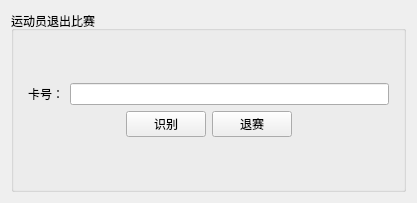
The window that CrossroadGradeManageSystem/pages/exitgames/exitgames.ui (JyamlamLaiHust/MotorcrossManagementSystem) describes before a commit, drawn with Qt 5.
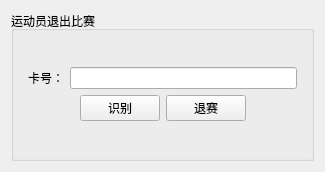
The same window after the commit.

What changed in the file:
```diff
--- a/CrossroadGradeManageSystem/pages/exitgames/exitgames.ui
+++ b/CrossroadGradeManageSystem/pages/exitgames/exitgames.ui
@@ -6,8 +6,8 @@
    <rect>
     <x>0</x>
     <y>0</y>
-    <width>417</width>
-    <height>203</height>
+    <width>325</width>
+    <height>172</height>
    </rect>
   </property>
   <property name="windowTitle">
```
